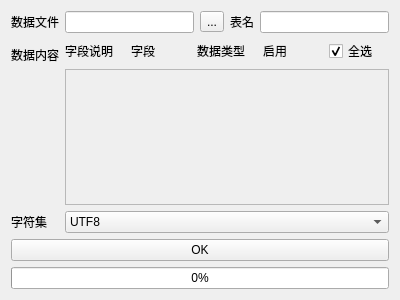
Qt form src/ui/xls2db.ui (JerryAZR/xls2pgsql) before a commit.
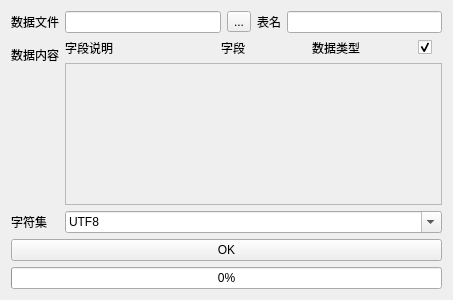
The same form after that commit.

Diff of the .ui file:
```diff
--- a/src/ui/xls2db.ui
+++ b/src/ui/xls2db.ui
@@ -6,7 +6,7 @@
    <rect>
     <x>0</x>
     <y>0</y>
-    <width>400</width>
+    <width>453</width>
     <height>300</height>
    </rect>
   </property>
@@ -58,8 +58,17 @@
       <layout class="QVBoxLayout" name="verticalLayout_3">
        <item>
         <layout class="QHBoxLayout" name="horizontalLayout_2">
+         <property name="rightMargin">
+          <number>10</number>
+         </property>
          <item>
           <widget class="QLabel" name="label_3">
+           <property name="minimumSize">
+            <size>
+             <width>150</width>
+             <height>0</height>
+            </size>
+           </property>
            <property name="text">
             <string>字段说明</string>
            </property>
@@ -67,6 +76,12 @@
          </item>
          <item>
           <widget class="QLabel" name="label_4">
+           <property name="sizePolicy">
+            <sizepolicy hsizetype="Expanding" vsizetype="Preferred">
+             <horstretch>0</horstretch>
+             <verstretch>0</verstretch>
+            </sizepolicy>
+           </property>
            <property name="text">
             <string>字段</string>
            </property>
@@ -74,22 +89,27 @@
          </item>
          <item>
           <widget class="QLabel" name="label_5">
+           <property name="sizePolicy">
+            <sizepolicy hsizetype="Fixed" vsizetype="Preferred">
+             <horstretch>0</horstretch>
+             <verstretch>0</verstretch>
+            </sizepolicy>
+           </property>
+           <property name="minimumSize">
+            <size>
+             <width>100</width>
+             <height>0</height>
+            </size>
+           </property>
            <property name="text">
             <string>数据类型</string>
            </property>
           </widget>
          </item>
-         <item>
-          <widget class="QLabel" name="label_6">
-           <property name="text">
-            <string>启用</string>
-           </property>
-          </widget>
-         </item>
          <item>
           <widget class="QCheckBox" name="checkAllBox">
            <property name="text">
-            <string>全选</string>
+            <string/>
            </property>
            <property name="checked">
             <bool>true</bool>
@@ -108,8 +128,8 @@
            <rect>
             <x>0</x>
             <y>0</y>
-            <width>305</width>
-            <height>100</height>
+            <width>358</width>
+            <height>104</height>
            </rect>
           </property>
           <layout class="QVBoxLayout" name="verticalLayout_2">
@@ -144,6 +164,9 @@
      </item>
      <item row="2" column="1">
       <widget class="QComboBox" name="comboBox">
+       <property name="editable">
+        <bool>true</bool>
+       </property>
        <item>
         <property name="text">
          <string>UTF8</string>
```
